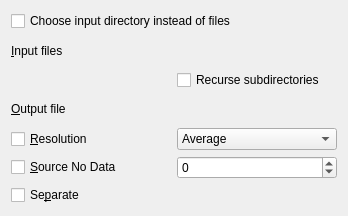
Above: python/plugins/GdalTools/tools/widgetBuildVRT.ui from qgis/QGIS before the change. Below: the same form after it.
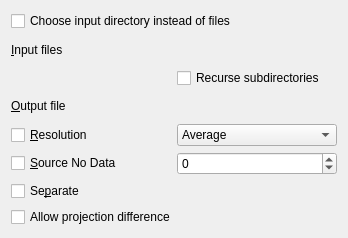
That is the form after the change. Custom widgets are drawn as their Qt base class.

Commit message: add -allow_projection_difference option (fix #4888)

Patch:
```diff
--- a/python/plugins/GdalTools/tools/widgetBuildVRT.ui
+++ b/python/plugins/GdalTools/tools/widgetBuildVRT.ui
@@ -7,7 +7,7 @@
     <x>0</x>
     <y>0</y>
     <width>348</width>
-    <height>216</height>
+    <height>238</height>
    </rect>
   </property>
   <property name="sizePolicy">
@@ -124,6 +124,13 @@
      <item row="3" column="1">
       <widget class="GdalToolsInOutSelector" name="outSelector" native="true"/>
      </item>
+     <item row="7" column="0" colspan="2">
+      <widget class="QCheckBox" name="allowProjDiffCheck">
+       <property name="text">
+        <string>Allow projection difference</string>
+       </property>
+      </widget>
+     </item>
     </layout>
    </item>
   </layout>
```
The commit also changes 1 other file.
